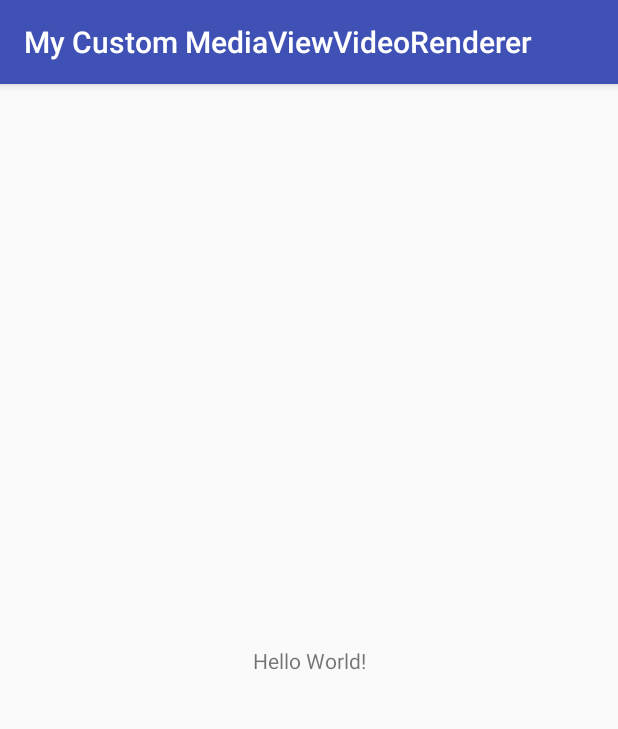
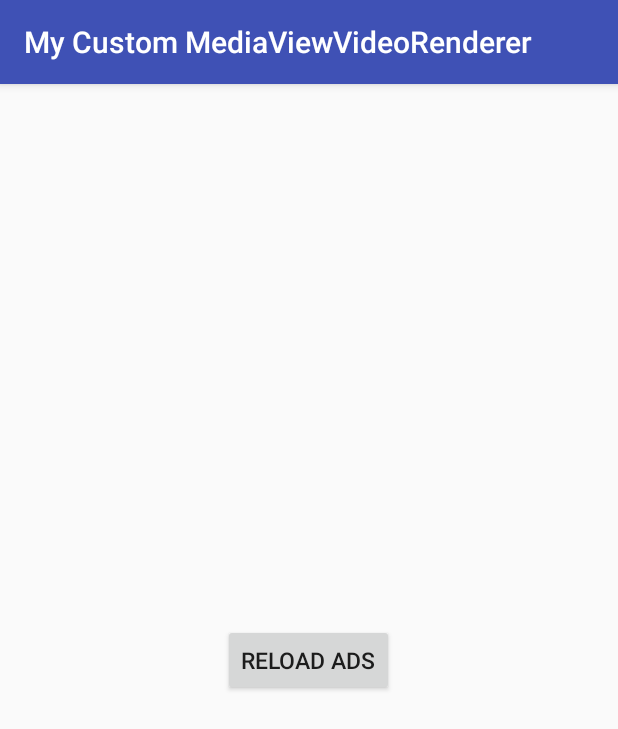
Before and after one commit to aajn88/MyCustomMediaViewVideoRenderer, an Android app: the screen it shows after launch (MainActivity), on a phone screen of 412 x 824 dp. Shown: the top 729 px of the screen. Run offline under Robolectric (Android 15) with nearby library versions, the phone set to English and light mode, and no system bars; libraries missing offline, so code that uses them is left out: com.facebook.ads; 7 statements that could not run were skipped.

Commit message:
Adding basic use of MediaViewVideoRenderer

```diff
--- /dev/null
+++ b/app/src/main/java/com/facebook/samples/mycustommediaviewvideorenderer/CustomMediaViewVideoRendererFragment.java
@@ -0,0 +1,117 @@
+// Copyright 2004-present Facebook. All Rights Reserved.
+
+package com.facebook.samples.mycustommediaviewvideorenderer;
+
+import android.content.Context;
+import android.content.res.Resources;
+import android.os.Bundle;
+import android.support.annotation.Nullable;
+import android.support.v4.app.Fragment;
+import android.util.Log;
+import android.view.LayoutInflater;
+import android.view.View;
+import android.view.ViewGroup;
+import android.widget.RelativeLayout;
+import android.widget.Toast;
+
+import com.facebook.ads.Ad;
+import com.facebook.ads.AdError;
+import com.facebook.ads.AdListener;
+import com.facebook.ads.MediaView;
+import com.facebook.ads.MediaViewVideoRenderer;
+import com.facebook.ads.NativeAd;
+import com.facebook.ads.VideoStartReason;
+
+public class CustomMediaViewVideoRendererFragment extends Fragment implements AdListener {
+
+
+    private static final String TAG = CustomMediaViewVideoRendererFragment.class.getSimpleName();
+    private static final int IMAGE_HEIGHT = 180;
+    private static final float DENSITY = Resources.getSystem().getDisplayMetrics().density;
+
+    private ViewGroup mMediaViewContainer;
+    private NativeAd mNativeAd;
+    private MyVideoRenderer myVideoRenderer;
+    private MediaView mMediaView;
+
+    @Nullable
+    @Override
+    public View onCreateView(LayoutInflater inflater, @Nullable ViewGroup container, @Nullable Bundle savedInstanceState) {
+        return inflater
+                .inflate(R.layout.fragment_native_ad_custom_video_renderer, container, false);
+    }
+
+    @Override
+    public void onViewCreated(View view, @Nullable Bundle savedInstanceState) {
+        super.onViewCreated(view, savedInstanceState);
+
+        view.findViewById(R.id.reload_ad).setOnClickListener(new View.OnClickListener() {
+            @Override
+            public void onClick(View v) {
+                loadAd();
+            }
+        });
+
+        mMediaViewContainer = view.findViewById(R.id.media_view_container);
+        mMediaView = new MediaView(getContext());
+        RelativeLayout.LayoutParams layoutParams = new RelativeLayout.LayoutParams(
+                RelativeLayout.LayoutParams.MATCH_PARENT,
+                (int)(IMAGE_HEIGHT * DENSITY));
+        layoutParams.addRule(RelativeLayout.CENTER_IN_PARENT, RelativeLayout.TRUE);
+        mMediaView.setLayoutParams(layoutParams);
+        myVideoRenderer = new MyVideoRenderer(getContext());
+        mMediaView.setVideoRenderer(myVideoRenderer);
+        mMediaViewContainer.addView(mMediaView);
+
+        loadAd();
+    }
+
+    private void loadAd() {
+        Toast.makeText(getContext(), "Loading...", Toast.LENGTH_SHORT).show();
+
+        mNativeAd = new NativeAd(getContext(),
+                "YOUR_PLACEMENT_ID");
+
+        // Set a listener to get notified when the ad was loaded.
+        mNativeAd.setAdListener(this);
+
+        // Initiate a request to load an ad.
+        mNativeAd.loadAd(NativeAd.MediaCacheFlag.ALL);
+
+    }
+
+    @Override
+    public void onError(Ad ad, AdError error) {
+        Toast.makeText(
+                getContext(),
+                "Ad failed to load: " + error.getErrorMessage(),
+                Toast.LENGTH_SHORT)
+                .show();
+    }
+
+    @Override
+    public void onAdLoaded(Ad ad) {
+        mMediaView.setNativeAd(mNativeAd);
+        myVideoRenderer.play(VideoStartReason.USER_STARTED);
+        mNativeAd.registerViewForInteraction(mMediaViewContainer);
+    }
+
+    @Override
+    public void onAdClicked(Ad ad) {
+        Toast.makeText(getContext(), "Ad Clicked", Toast.LENGTH_SHORT).show();
+    }
+
+    @Override
+    public void onLoggingImpression(Ad ad) {
+        Log.d(TAG, "onLoggingImpression");
+    }
+
+    private class MyVideoRenderer extends MediaViewVideoRenderer {
+
+        public MyVideoRenderer(Context context) {
+            super(context);
+        }
+
+    }
+
+}
--- a/app/src/main/java/com/facebook/samples/mycustommediaviewvideorenderer/MainActivity.java
+++ b/app/src/main/java/com/facebook/samples/mycustommediaviewvideorenderer/MainActivity.java
@@ -9,5 +9,10 @@ public class MainActivity extends AppCompatActivity {
     protected void onCreate(Bundle savedInstanceState) {
         super.onCreate(savedInstanceState);
         setContentView(R.layout.activity_main);
+
+        getSupportFragmentManager()
+                .beginTransaction()
+                .replace(R.id.main_content, new CustomMediaViewVideoRendererFragment())
+                .commit();
     }
 }
--- a/app/src/main/res/layout/activity_main.xml
+++ b/app/src/main/res/layout/activity_main.xml
@@ -6,13 +6,9 @@
     android:layout_height="match_parent"
     tools:context=".MainActivity">
 
-    <TextView
-        android:layout_width="wrap_content"
-        android:layout_height="wrap_content"
-        android:text="Hello World!"
-        app:layout_constraintBottom_toBottomOf="parent"
-        app:layout_constraintLeft_toLeftOf="parent"
-        app:layout_constraintRight_toRightOf="parent"
-        app:layout_constraintTop_toTopOf="parent" />
+    <RelativeLayout
+        android:id="@+id/main_content"
+        android:layout_width="match_parent"
+        android:layout_height="match_parent"/>
 
 </android.support.constraint.ConstraintLayout>
--- /dev/null
+++ b/app/src/main/res/layout/fragment_native_ad_custom_video_renderer.xml
@@ -0,0 +1,22 @@
+<?xml version="1.0" encoding="utf-8"?>
+<LinearLayout xmlns:android="http://schemas.android.com/apk/res/android"
+    xmlns:tools="http://schemas.android.com/tools"
+    android:layout_width="match_parent"
+    android:layout_height="match_parent"
+    android:orientation="vertical"
+    android:gravity="center"
+    tools:context="com.facebook.samples.mycustommediaviewvideorenderer.MainActivity">
+
+    <RelativeLayout
+        android:id="@+id/media_view_container"
+        android:layout_width="match_parent"
+        android:layout_height="wrap_content"/>
+
+    <Button
+        android:id="@+id/reload_ad"
+        android:layout_width="wrap_content"
+        android:layout_height="wrap_content"
+        android:text="@string/reload_ad"
+        android:textSize="15sp" />
+
+</LinearLayout>
--- a/app/src/main/res/values/strings.xml
+++ b/app/src/main/res/values/strings.xml
@@ -1,3 +1,4 @@
 <resources>
     <string name="app_name">My Custom MediaViewVideoRenderer</string>
+    <string name="reload_ad">Reload ads</string>
 </resources>
```
